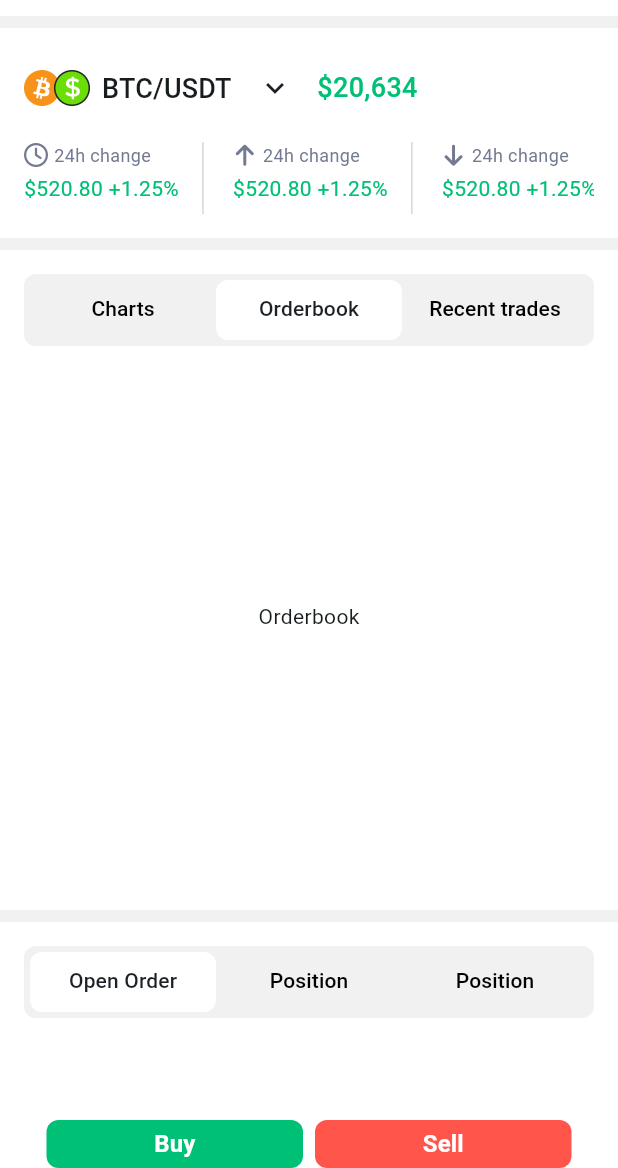
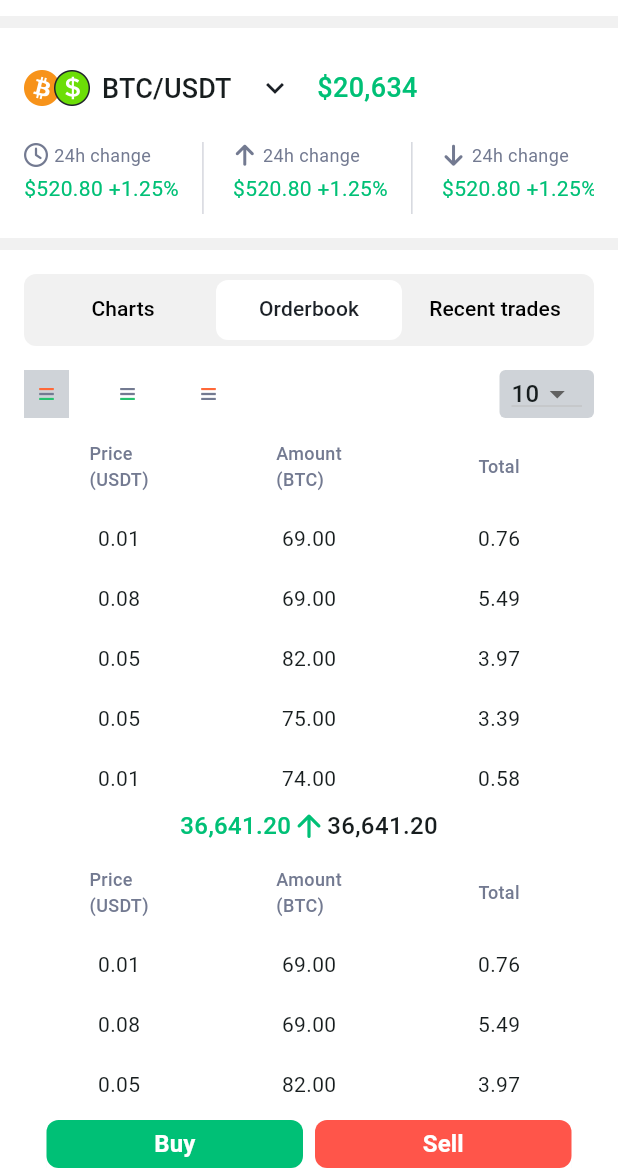
Before and after one commit to Michael-Ogundipe/market_stream, a Flutter app: the screen it shows after launch, tab 2 chosen, on a phone screen of 412 x 824 dp, the part 68-1236 px from its top. Run offline on Flutter 3.47's test engine with Material 3 defaults, Android fonts, the phone set to English and light mode, and no system bars; our stand-ins replace font_awesome_flutter, hooks_riverpod.

Commit message:
added order book UI

```diff
--- a/lib/consts/app_style.dart
+++ b/lib/consts/app_style.dart
@@ -17,16 +17,16 @@
   const TextStyle(fontSize: 18, fontWeight: FontWeight.w500);
   // static TextStyle black14Medium =
   // const TextStyle(fontSize: 14, fontWeight: FontWeight.w500);
-  // static TextStyle black12Medium =
-  // const TextStyle(fontSize: 12, fontWeight: FontWeight.w500);
+  static TextStyle black12Medium =
+  const TextStyle(fontSize: 12, fontWeight: FontWeight.w500);
   // static TextStyle black18Bold =
   // const TextStyle(fontSize: 18, fontWeight: FontWeight.bold);
   // static TextStyle black16Bold =
   // const TextStyle(fontSize: 16, fontWeight: FontWeight.bold);
   // static TextStyle black16SemiBold =
   // const TextStyle(fontSize: 16, fontWeight: FontWeight.w600);
-  // static TextStyle black16Medium =
-  // const TextStyle(fontSize: 16, fontWeight: FontWeight.w500);
+  static TextStyle black16Medium =
+  const TextStyle(fontSize: 16, fontWeight: FontWeight.w500);
   // static TextStyle black16Regular =
   // const TextStyle(fontSize: 16, fontWeight: FontWeight.w400);
   // static TextStyle black14Bold =
--- a/lib/consts/assets.dart
+++ b/lib/consts/assets.dart
@@ -1,12 +1,14 @@
-
 class Assets {
   const Assets._();
 
+  static const _icons = 'assets/icons';
   static const _images = 'assets/images';
 
   static const logo = '$_images/logo.png';
   static const avatar = '$_images/avatar.png';
-  static const crypto =  '$_images/crypto_coin.png';
+  static const crypto = '$_images/crypto_coin.png';
 
-
+  static const orderOne = '$_icons/order_one.png';
+  static const orderTwo = '$_icons/order_two.png';
+  static const orderThree = '$_icons/order_three.png';
 }
--- a/lib/consts/colors.dart
+++ b/lib/consts/colors.dart
@@ -5,4 +5,5 @@
 const borderColor = Color(0xFFF1F1F1);
 const charcoalColor = Color(0xFF1C2127);
 const grayColor = Color(0xFF737A91);
+const grayColor2 = Color(0xFFCFD3D8);
 const redColor = Color(0xFFFF554A);
--- a/lib/src/features/home/home_page.dart
+++ b/lib/src/features/home/home_page.dart
@@ -7,6 +7,7 @@
 import 'widgets/custom_button.dart';
 import 'widgets/empty_state.dart';
 import 'widgets/market_panel.dart';
+import 'widgets/order_book.dart';
 
 
 
@@ -33,11 +34,6 @@
     Tab(text: 'Position'),
   ];
 
-  final List<Widget> _tabBarViews = const [
-    Center(child: Text('Charts')),
-    Center(child: Text('Orderbook')),
-    Center(child: Text('Recent Trade')),
-  ];
 
   final List<Widget> _tabBarViews2 = const [
     EmptyState(),
@@ -85,12 +81,18 @@
             const AssetOverview(),
             const SizedBox(height: 8),
             MarketPanel(
+              height: 660,
               tabController: _tabController,
               tabs: _tabs,
-              tabBarViews: _tabBarViews,
+              tabBarViews: const [
+                Center(child: Text('Charts')),
+                OrderBook(),
+                Center(child: Text('Recent Trade')),
+              ],
             ),
             const SizedBox(height: 8),
             MarketPanel(
+              height: 300,
               tabController: _tabController2,
               tabs: _tabs2,
               tabBarViews: _tabBarViews2,
--- a/lib/src/features/home/widgets/market_panel.dart
+++ b/lib/src/features/home/widgets/market_panel.dart
@@ -1,7 +1,6 @@
 import 'package:flutter/material.dart';
 
 import '../../../../consts/colors.dart';
-
 
 class MarketPanel extends StatelessWidget {
   const MarketPanel({
@@ -9,11 +8,16 @@
     required TabController tabController,
     required List<Tab> tabs,
     required List<Widget> tabBarViews,
-  }) : _tabController = tabController, _tabs = tabs, _tabBarViews = tabBarViews;
+    required double height,
+  })  : _tabController = tabController,
+        _tabs = tabs,
+        _tabBarViews = tabBarViews,
+        _height = height;
 
   final TabController _tabController;
   final List<Tab> _tabs;
   final List<Widget> _tabBarViews;
+  final double _height;
 
   @override
   Widget build(BuildContext context) {
@@ -34,15 +38,14 @@
               indicatorSize: TabBarIndicatorSize.tab,
               controller: _tabController,
               indicator: BoxDecoration(
-                  borderRadius: BorderRadius.circular(8.0),
-                  color: whiteColor),
+                  borderRadius: BorderRadius.circular(8.0), color: whiteColor),
               labelColor: charcoalColor,
               unselectedLabelColor: Colors.black,
               tabs: _tabs,
             ),
           ),
           SizedBox(
-            height: 360,
+            height: _height,
             child: TabBarView(
               controller: _tabController,
               children: _tabBarViews,
--- /dev/null
+++ b/lib/src/features/home/widgets/order_book.dart
@@ -0,0 +1,235 @@
+import 'dart:math';
+
+import 'package:flutter/material.dart';
+
+import '../../../../consts/app_style.dart';
+import '../../../../consts/assets.dart';
+import '../../../../consts/colors.dart';
+
+class OrderItem {
+  final double price;
+  final double amount;
+
+  OrderItem({required this.price, required this.amount});
+}
+
+
+List<OrderItem> generateRandomOrderItems() {
+  final random = Random();
+  final List<OrderItem> orderItems = [];
+
+  for (int i = 0; i < 10 / 2; i++) {
+    final price = random.nextDouble() *
+        0.1; // Generate a random price between 0 and 0.1
+    final amount =
+        random.nextInt(90) + 1; // Generate a random amount between 1 and 20
+    orderItems.add(OrderItem(price: price, amount: amount.toDouble()));
+  }
+
+  return orderItems;
+}
+
+class OrderBook extends StatefulWidget {
+  const OrderBook({super.key});
+
+  @override
+  State<OrderBook> createState() => _OrderBookState();
+}
+
+class _OrderBookState extends State<OrderBook> {
+  int selectedItemIndex = 0;
+
+  @override
+  Widget build(BuildContext context) {
+    return Column(
+      children: [
+        const SizedBox(height: 16),
+        Row(
+          mainAxisAlignment: MainAxisAlignment.spaceBetween,
+          children: [
+            Row(
+              children: [
+                buildItem(0, Assets.orderOne),
+                const SizedBox(width: 24),
+                buildItem(1, Assets.orderTwo),
+                const SizedBox(width: 24),
+                buildItem(2, Assets.orderThree),
+              ],
+            ),
+            Container(
+              height: 32,
+              width: 63,
+              padding: const EdgeInsets.symmetric(horizontal: 8),
+              decoration: BoxDecoration(
+                  color: grayColor2,
+                  borderRadius: BorderRadius.circular(4)),
+              child: DropdownButton(items: const [
+                DropdownMenuItem(child: Text("10")),
+              ], onChanged: (_) {}),
+            )
+          ],
+        ),
+        const SizedBox(height: 12),
+        buildOrderList(generateRandomOrderItems(), Colors.red),
+        Row(
+          mainAxisAlignment: MainAxisAlignment.center,
+          children: [
+            Text(
+              "36,641.20",
+              style: AppStyles.black16Medium
+                  .copyWith(color: greenColor),
+            ),
+            const SizedBox(height: 12),
+            const Icon(
+              Icons.arrow_upward_rounded,
+              color: greenColor,
+            ),
+            const SizedBox(height: 12),
+            Text(
+              "36,641.20",
+              style: AppStyles.black16Medium,
+            ),
+          ],
+        ),
+        const SizedBox(height: 12),
+        buildOrderList(generateRandomOrderItems(), Colors.green),
+      ],
+    );
+  }
+
+  Widget buildItem(int index, String title) {
+    bool isSelected = index == selectedItemIndex;
+
+    return GestureDetector(
+      onTap: () {
+        setState(() {
+          selectedItemIndex = index;
+        });
+      },
+      child: AnimatedContainer(
+          duration: const Duration(milliseconds: 300),
+          decoration: BoxDecoration(
+            color: isSelected
+                ? grayColor2
+                : Colors.transparent,
+          ),
+          padding: const EdgeInsets.all(10.0),
+          child: Image.asset(
+            title,
+            height: 12,
+            width: 10,
+          )),
+    );
+  }
+
+  Widget buildOrderList(List<OrderItem> orders, Color color,
+      [bool showTitle = true]) {
+    return Column(
+      children: [
+        showTitle
+            ? Row(
+          mainAxisAlignment: MainAxisAlignment.spaceBetween,
+          children: [
+            Expanded(
+              child: Container(
+                height: 40,
+                alignment: Alignment.center,
+                child: Text(
+                  "Price\n(USDT)",
+                  textAlign: TextAlign.left,
+                  style: AppStyles.black12Medium
+                      .copyWith(color: grayColor),
+                ),
+              ),
+            ),
+            Expanded(
+              child: Container(
+                height: 40,
+                alignment: Alignment.center,
+                child: Text(
+                  "Amount\n(BTC)",
+                  textAlign: TextAlign.left,
+                  style: AppStyles.black12Medium
+                      .copyWith(color: grayColor),
+                ),
+              ),
+            ),
+            Expanded(
+              child: Container(
+                height: 40,
+                alignment: Alignment.center,
+                child: Text(
+                  'Total',
+                  textAlign: TextAlign.left,
+                  style: AppStyles.black12Medium
+                      .copyWith(color: grayColor),
+                ),
+              ),
+            ),
+          ],
+        )
+            : const SizedBox(),
+        showTitle ? const SizedBox(height: 8) : const SizedBox(),
+        ListView.builder(
+          itemCount: orders.length,
+          shrinkWrap: true,
+          physics: const NeverScrollableScrollPhysics(),
+          itemBuilder: (context, index) {
+            final order = orders[index];
+            return Stack(
+              children: [
+                Row(
+                  children: [
+                    Expanded(
+                      child: Container(
+                        color: Colors.transparent,
+                        height: 40,
+                        alignment: Alignment.center,
+                        child: Text(
+                          order.price.toStringAsFixed(2),
+                          style: const TextStyle(fontSize: 14),
+                        ),
+                      ),
+                    ),
+                    Expanded(
+                      child: Container(
+                        color: Colors.transparent,
+                        height: 40,
+                        alignment: Alignment.center,
+                        child: Text(
+                          order.amount.toStringAsFixed(2),
+                          style: const TextStyle(fontSize: 14),
+                        ),
+                      ),
+                    ),
+                    Expanded(
+                      child: Container(
+                        color: whiteColor,
+                        height: 40,
+                        alignment: Alignment.center,
+                        child: Text(
+                          (order.amount * order.price).toStringAsFixed(2),
+                          style: const TextStyle(fontSize: 14),
+                        ),
+                      ),
+                    ),
+                  ],
+                ),
+                Container(
+                  height: 40,
+                  width:
+                  _calculateFlexValue(order.price, order.amount).toDouble(),
+                  color: color.withOpacity(.3),
+                )
+              ],
+            );
+          },
+        ),
+      ],
+    );
+  }
+
+  int _calculateFlexValue(double volume, double totalVolume) {
+    return (volume / totalVolume * 390).toInt();
+  }
+}
--- a/pubspec.yaml
+++ b/pubspec.yaml
@@ -64,6 +64,7 @@
   # To add assets to your application, add an assets section, like this:
   assets:
     - assets/
+    - assets/icons/
     - assets/images/
   #   - images/a_dot_ham.jpeg
 
```
Also changed, not shown: assets/icons/order_one.png (added), assets/icons/order_three.png (added), assets/icons/order_two.png (added).
